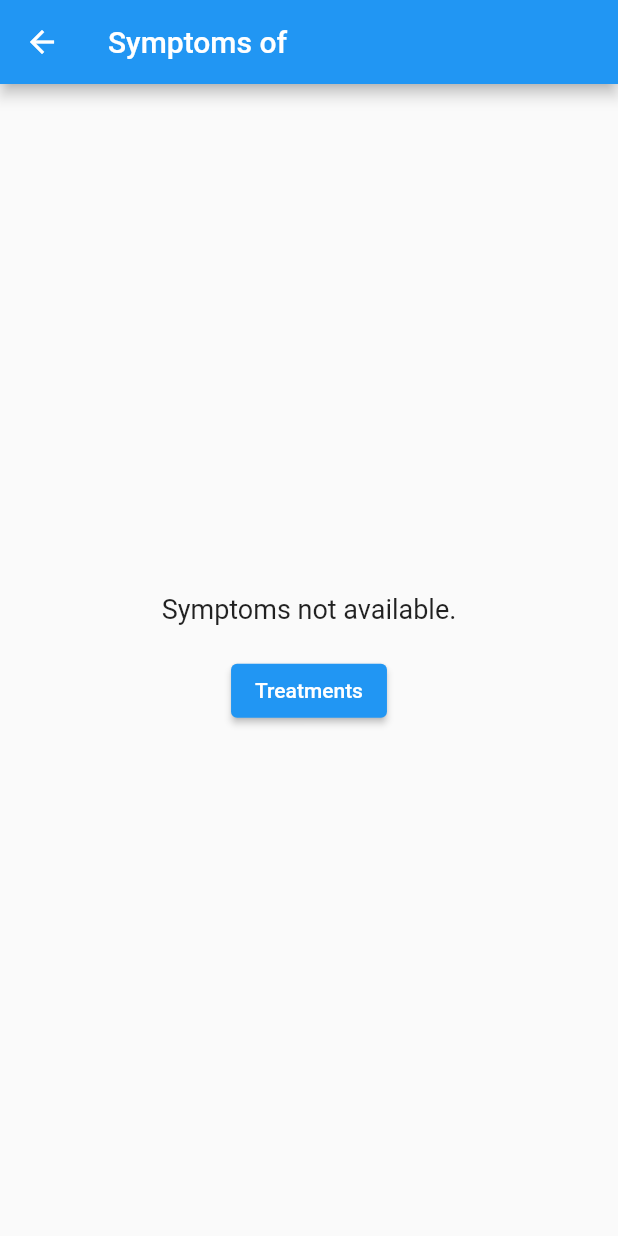
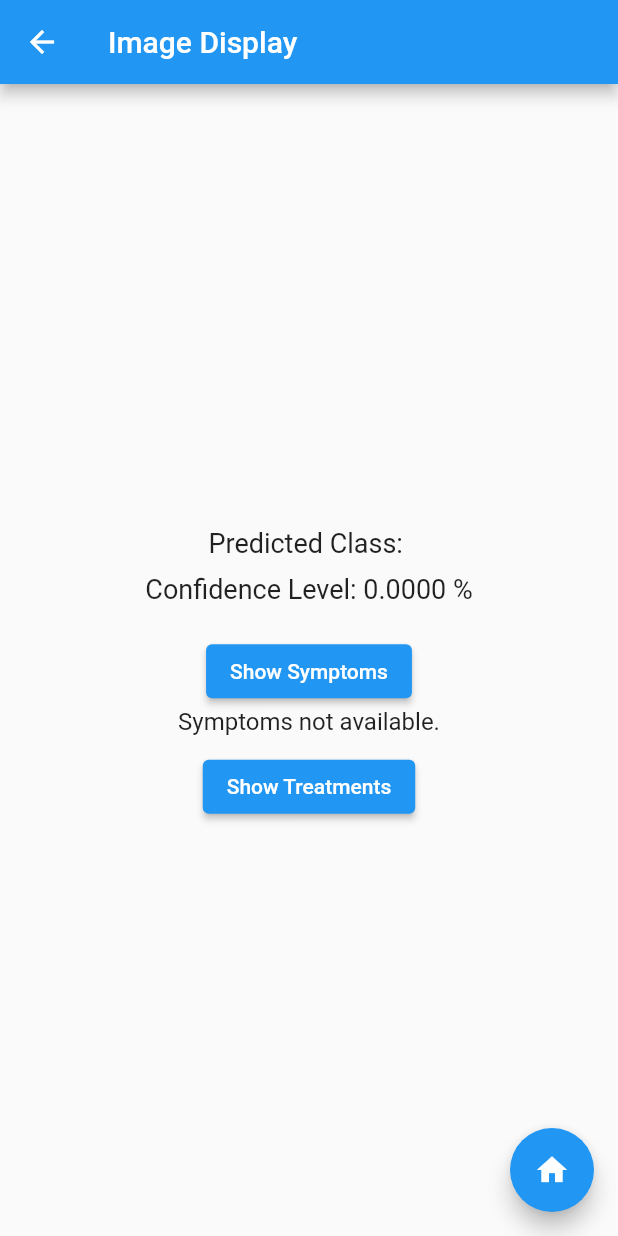
Before and after one commit to uditmahato/mobile_app_for_maize_plant_disease_detection, a Flutter app: the DisplayImagePage screen opened directly with empty values, after a tap on "Show Symptoms", on a phone screen of 412 x 824 dp. Run offline on Flutter 3.47's test engine with Material 2 defaults, Android fonts, the phone set to English and light mode, and no system bars; our stand-ins replace firebase_core, image_picker; accounts and stored records are empty.

```diff
--- a/maizeplant/lib/disease_symptoms_page.dart
+++ /dev/null
@@ -1,53 +0,0 @@
-import 'package:flutter/material.dart';
-import 'treatments_page.dart';
-
-class DiseaseSymptomsPage extends StatelessWidget {
-  final String disease;
-
-  const DiseaseSymptomsPage({required this.disease});
-
-  String _getSymptoms(String disease) {
-    // Define the symptoms for each disease here
-    Map<String, String> diseaseSymptoms = {
-      "Blight": "Symptoms of Blight: Yellow spots on leaves, wilting.",
-      "Common_Rust": "Symptoms of Common Rust: Orange pustules on leaves.",
-      "Gray_Leaf_Spot": "Symptoms of Gray Leaf Spot: Grayish spots on leaves.",
-      "Healthy": "No symptoms. The plant is healthy.",
-    };
-
-    // Return the symptoms for the given disease, or a default message if not found.
-    return diseaseSymptoms[disease] ?? "Symptoms not available.";
-  }
-
-  @override
-  Widget build(BuildContext context) {
-    return Scaffold(
-      appBar: AppBar(
-        title: Text('Symptoms of $disease'),
-      ),
-      body: Center(
-        child: Column(
-          mainAxisAlignment: MainAxisAlignment.center,
-          children: [
-            Text(
-              _getSymptoms(disease),
-              style: TextStyle(fontSize: 18.0),
-            ),
-            SizedBox(height: 20.0),
-            ElevatedButton(
-              onPressed: () {
-                showDialog(
-                  context: context,
-                  builder: (BuildContext context) {
-                    return TreatmentsPage(disease: disease);
-                  },
-                );
-              },
-              child: Text('Treatments'),
-            ),
-          ],
-        ),
-      ),
-    );
-  }
-}
--- a/maizeplant/lib/display_image_page.dart
+++ b/maizeplant/lib/display_image_page.dart
@@ -1,25 +1,47 @@
-import 'dart:io';
+import 'dart:typed_data';
 import 'package:flutter/material.dart';
-import 'disease_symptoms_page.dart';
+import 'package:maizeplant/home_page.dart';
 
-class DisplayImagePage extends StatelessWidget {
-  final File image;
+class DisplayImagePage extends StatefulWidget {
+  final Uint8List imageData;
   final String prediction;
   final double confidenceLevel;
 
   const DisplayImagePage({
-    required this.image,
+    required this.imageData,
     required this.prediction,
     required this.confidenceLevel,
   });
 
-  void _showSymptoms(BuildContext context) {
-    Navigator.push(
-      context,
-      MaterialPageRoute(
-        builder: (context) => DiseaseSymptomsPage(disease: prediction),
-      ),
-    );
+  @override
+  _DisplayImagePageState createState() => _DisplayImagePageState();
+}
+
+class _DisplayImagePageState extends State<DisplayImagePage> {
+  bool _showSymptoms = false;
+  bool _showTreatments = false;
+
+  String _getSymptoms(String disease) {
+    Map<String, String> diseaseSymptoms = {
+      "Blight": "Symptoms of Blight: Yellow spots on leaves, wilting.",
+      "Common_Rust": "Symptoms of Common Rust: Orange pustules on leaves.",
+      "Gray_Leaf_Spot": "Symptoms of Gray Leaf Spot: Grayish spots on leaves.",
+      "Healthy": "No symptoms. The plant is healthy.",
+    };
+    return diseaseSymptoms[disease] ?? "Symptoms not available.";
+  }
+
+  String _getTreatments(String disease) {
+    Map<String, String> diseaseTreatments = {
+      "Blight":
+          "Treatments for Blight: Apply fungicides and proper irrigation.",
+      "Common_Rust":
+          "Treatments for Common Rust: Apply fungicides and remove affected leaves.",
+      "Gray_Leaf_Spot":
+          "Treatments for Gray Leaf Spot: Apply fungicides and manage plant debris.",
+      "Healthy": "No treatments required. The plant is healthy.",
+    };
+    return diseaseTreatments[disease] ?? "Treatments not available.";
   }
 
   @override
@@ -32,24 +54,59 @@ class DisplayImagePage extends StatelessWidget {
         child: Column(
           mainAxisAlignment: MainAxisAlignment.center,
           children: [
-            Image.file(image),
+            Image.memory(widget.imageData),
             SizedBox(height: 20.0),
             Text(
-              'Predicted Class: $prediction',
+              'Predicted Class: ${widget.prediction}',
               style: TextStyle(fontSize: 18.0),
             ),
             SizedBox(height: 10.0),
             Text(
-              'Confidence Level: ${confidenceLevel.toStringAsFixed(4)} %',
+              'Confidence Level: ${widget.confidenceLevel.toStringAsFixed(4)} %',
               style: TextStyle(fontSize: 18.0),
             ),
             SizedBox(height: 20.0),
             ElevatedButton(
-              onPressed: () => _showSymptoms(context),
+              onPressed: () {
+                setState(() {
+                  _showSymptoms = !_showSymptoms;
+                });
+              },
               child: Text('Show Symptoms'),
             ),
+            if (_showSymptoms)
+              Text(
+                _getSymptoms(widget.prediction),
+                style: TextStyle(fontSize: 16.0),
+              ),
+            SizedBox(height: 10.0),
+            ElevatedButton(
+              onPressed: () {
+                setState(() {
+                  _showTreatments = !_showTreatments;
+                });
+              },
+              child: Text('Show Treatments'),
+            ),
+            if (_showTreatments)
+              Text(
+                _getTreatments(widget.prediction),
+                style: TextStyle(fontSize: 16.0),
+              ),
           ],
         ),
+      ),
+      floatingActionButton: FloatingActionButton(
+        onPressed: () {
+          Navigator.pushReplacement(
+            context,
+            MaterialPageRoute(
+              builder: (context) => HomePage(),
+            ),
+          );
+        },
+        child: Icon(Icons.home),
+        tooltip: 'Home',
       ),
     );
   }
--- a/maizeplant/pubspec.yaml
+++ b/maizeplant/pubspec.yaml
@@ -16,6 +16,7 @@ dependencies:
   image_picker: ^1.0.1
   tflite_flutter: ^0.10.1
   tflite_flutter_helper_plus: ^0.0.2
+  firebase_core: ^2.15.1
 
 dev_dependencies:
   flutter_test:
```
Also changed, not shown: maizeplant/lib/home_page.dart (+29 -64 lines), maizeplant/lib/main.dart (+13 -1 lines), maizeplant/lib/treatments_page.dart (deleted, +0 -39 lines), maizeplant/lib/firebase_options.dart (added), maizeplant/pubspec.lock, 7 other files.
